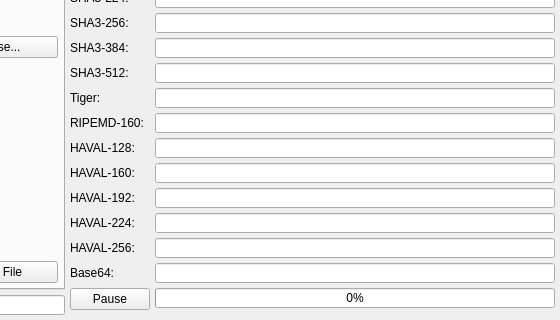
The window that ui/mainwindow.ui (rikyoz/MrHash) describes before a commit, drawn with Qt 5; both pictures show x 340 to 900 and y 211 to 531 of the 900 by 531 pixel window.
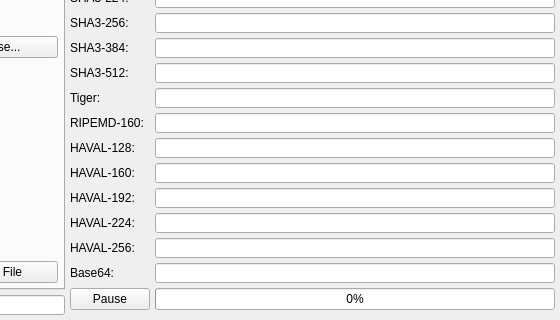
The same window after the commit. Icons and pictures are not drawn. Custom widgets are drawn as their Qt base class.

```diff
--- a/ui/mainwindow.ui
+++ b/ui/mainwindow.ui
@@ -640,12 +640,6 @@
       </item>
       <item row="19" column="1">
        <widget class="QProgressBar" name="progressBar">
-        <property name="maximumSize">
-         <size>
-          <width>16777215</width>
-          <height>20</height>
-         </size>
-        </property>
         <property name="value">
          <number>0</number>
         </property>
```
